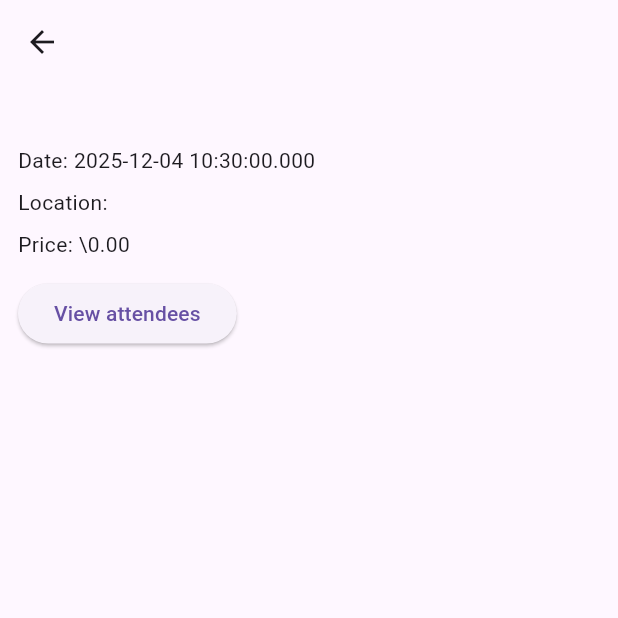
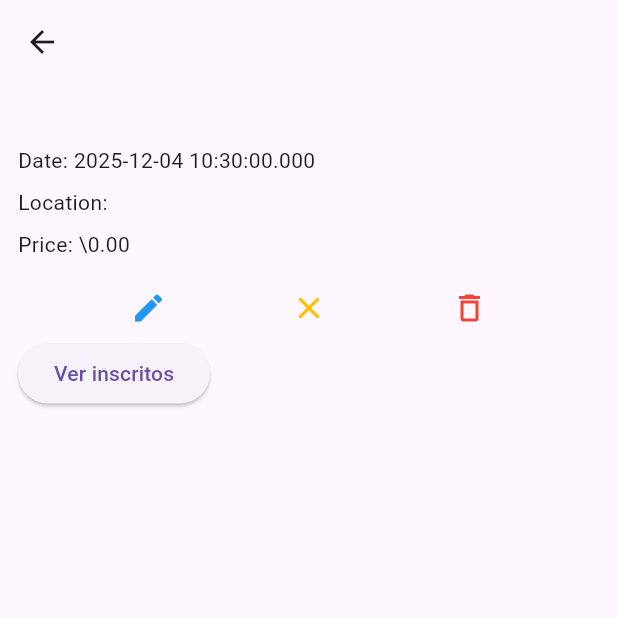
Before and after one commit to Tiago-Salles/xevents, a Flutter app: the EventDetailsSpeaker screen opened directly with empty values, on a phone screen of 412 x 824 dp, the top half of it. Run offline on Flutter 3.47's test engine with Material 3 defaults, Android fonts, the phone set to English and light mode, and no system bars; our stand-ins replace cloud_firestore, firebase_auth, firebase_core, flutter_riverpod, go_router; accounts and stored records are empty.

Commit message:
✨feat: added closing event functionality
- 🐛 fix attendees navigation
- ✨ added delete event functionality

```diff
--- a/lib/core/router/app_router.dart
+++ b/lib/core/router/app_router.dart
@@ -1,6 +1,7 @@
 import 'package:flutter/material.dart';
 import 'package:go_router/go_router.dart';
 import 'package:flutter_riverpod/flutter_riverpod.dart';
+import 'package:xevents/features/speaker/attendees_page.dart';
 import 'package:xevents/services/auth_service.dart';
 import '../../features/auth/login_page.dart';
 import '../../features/auth/register_page.dart';
@@ -26,6 +27,7 @@ class AppRouter {
         GoRoute(path: '/speaker/home', builder: (context, state) => const SpeakerHome()),
         GoRoute(path: '/speaker/event/create', builder: (context, state) => const CreateEventPage()),
         GoRoute(path: '/speaker/event/:id', builder: (context, state) => EventDetailsSpeaker(eventId: state.pathParameters['id']!)),
+        GoRoute(path: '/speaker/event/:id/attendees', builder: (context, state) => AttendeesPage(eventId: state.pathParameters['id']!)),
 
         // Customer routes
         GoRoute(path: '/customer/home', builder: (context, state) => const CatalogPage()),
--- a/lib/features/speaker/attendees_page.dart
+++ b/lib/features/speaker/attendees_page.dart
@@ -16,7 +16,7 @@ class AttendeesPage extends StatelessWidget {
         builder: (context, snapshot) {
           if (!snapshot.hasData) return const Center(child: CircularProgressIndicator());
           final items = snapshot.data!;
-          if (items.isEmpty) return const Center(child: Text('No attendees yet'));
+          if (items.isEmpty) return const Center(child: Text('Ainda não possui inscritos...'));
           return ListView.builder(
             itemCount: items.length,
             itemBuilder: (context, i) {
--- a/lib/features/speaker/create_event_page.dart
+++ b/lib/features/speaker/create_event_page.dart
@@ -65,6 +65,7 @@ class _CreateEventPageState extends ConsumerState<CreateEventPage> {
                         price: double.tryParse(_price.text) ?? 0.0,
                         imageUrl: '',
                         createdAt: now,
+                        isClosed: false,
                       );
                               String? error;
                               try {
--- a/lib/features/speaker/event_details_speaker.dart
+++ b/lib/features/speaker/event_details_speaker.dart
@@ -1,7 +1,8 @@
 import 'package:flutter/material.dart';
-import 'package:go_router/go_router.dart';
 import '../../services/event_service.dart';
 import '../../models/event_model.dart';
+import 'package:go_router/go_router.dart';
+
 
 class EventDetailsSpeaker extends StatefulWidget {
   final String eventId;
@@ -38,7 +39,9 @@ class _EventDetailsSpeakerState extends State<EventDetailsSpeaker> {
       appBar: AppBar(title: Text(_event!.title)),
       body: Padding(
         padding: const EdgeInsets.all(12.0),
-        child: Column(crossAxisAlignment: CrossAxisAlignment.start, children: [
+        child: Column(
+          crossAxisAlignment: CrossAxisAlignment.start,
+          children: [
             Text(_event!.description),
             const SizedBox(height: 8),
             Text('Date: ${_event!.date.toLocal()}'),
@@ -47,8 +50,80 @@ class _EventDetailsSpeakerState extends State<EventDetailsSpeaker> {
             const SizedBox(height: 8),
             Text('Price: \\${_event!.price.toStringAsFixed(2)}'),
             const SizedBox(height: 12),
-          ElevatedButton(onPressed: () => context.push('/speaker/event/${_event!.id}/attendees'), child: const Text('View attendees'))
-        ]),
+            Row(
+              mainAxisAlignment: MainAxisAlignment.spaceEvenly,
+              children: [
+              GestureDetector(
+                onTap: (){},
+                child: Padding(
+                  padding: const EdgeInsets.all(8.0),
+                  child: Icon(Icons.edit, color: Colors.blue),
+                )
+              ),
+              GestureDetector(
+                onTap: () async {
+                              String? error;
+                              try {
+                                Map<String, dynamic> data = _event!.toMap();
+                                data["isClosed"] = !data["isClosed"];
+                                await EventService().updateEvent(_event!.id,
+                                data
+                                );
+                                if (!mounted) return;
+                              } catch (e) {
+                                error = e.toString();
+                              }
+                              if (error == null) {
+                                ScaffoldMessenger.of(context).showSnackBar(SnackBar(
+                                  backgroundColor: Colors.green,
+                                  content: Text("Evento fechado com sucesso.")));
+                                Navigator.of(context).pop();
+                              } else {
+                                ScaffoldMessenger.of(context).showSnackBar(SnackBar(content: Text('Create failed: $error')));
+                              }
+
+                              setState(() => _loading = false);
+                },
+                child: Padding(
+                  padding: const EdgeInsets.all(8.0),
+                  child: Icon(
+                    _event!.isClosed ?
+                    Icons.start :
+                    Icons.close,
+                    color: Colors.amber,
+                  ),
+                )
+              ),
+              GestureDetector(
+                onTap: () async {
+                              String? error;
+                              try {
+                                await EventService().deleteEvent(_event!.id);
+                                if (!mounted) return;
+                              } catch (e) {
+                                error = e.toString();
+                              }
+                              if (error == null) {
+                                ScaffoldMessenger.of(context).showSnackBar(SnackBar(
+                                  backgroundColor: Colors.green,
+                                  content: Text("Evento fechado com sucesso.")));
+                                Navigator.of(context).pop();
+                              } else {
+                                ScaffoldMessenger.of(context).showSnackBar(SnackBar(content: Text('Create failed: $error')));
+                              }
+
+                              setState(() => _loading = false);
+                },
+                child: Padding(
+                  padding: const EdgeInsets.all(8.0),
+                  child: Icon(Icons.delete_outline, color: Colors.red),
+                )
+              ),
+            ],
+            ),
+          ElevatedButton(onPressed: () => context.push('/speaker/event/${_event!.id}/attendees'), child: const Text('Ver inscritos'))
+          ],
+        ),
       ),
     );
   }
--- a/lib/models/event_model.dart
+++ b/lib/models/event_model.dart
@@ -10,6 +10,7 @@ class EventModel {
   final double price;
   final String imageUrl;
   final DateTime createdAt;
+  final bool isClosed;
 
   EventModel({
     required this.id,
@@ -21,6 +22,7 @@ class EventModel {
     required this.price,
     required this.imageUrl,
     required this.createdAt,
+    required this.isClosed,
   });
 
   factory EventModel.fromDoc(DocumentSnapshot<Map<String, dynamic>> doc) {
@@ -28,13 +30,14 @@ class EventModel {
     return EventModel(
       id: doc.id,
       speakerId: data['speakerId'] ?? '',
-      title: data['title'] ?? '',
-      description: data['description'] ?? '',
+      title: data['title'] ?? 'Título não disponível',
+      description: data['description'] ?? 'Descrição não disponível',
       date: (data['date'] as Timestamp).toDate(),
-      location: data['location'] ?? '',
+      location: data['location'] ?? 'Ainda não temos a localização definida...',
       price: (data['price'] as num).toDouble(),
       imageUrl: data['imageUrl'] ?? '',
       createdAt: (data['createdAt'] as Timestamp).toDate(),
+      isClosed: data['isClosed'] ?? false,
     );
   }
 
@@ -47,5 +50,6 @@ class EventModel {
         'price': price,
         'imageUrl': imageUrl,
         'createdAt': Timestamp.fromDate(createdAt),
+        'isClosed': isClosed,
       };
 }
```
Also changed, not shown: lib/features/speaker/speaker_home.dart (+8 -2 lines), lib/services/event_service.dart (+6 -2 lines). Lines whose indentation alone changed are shown as unchanged.
